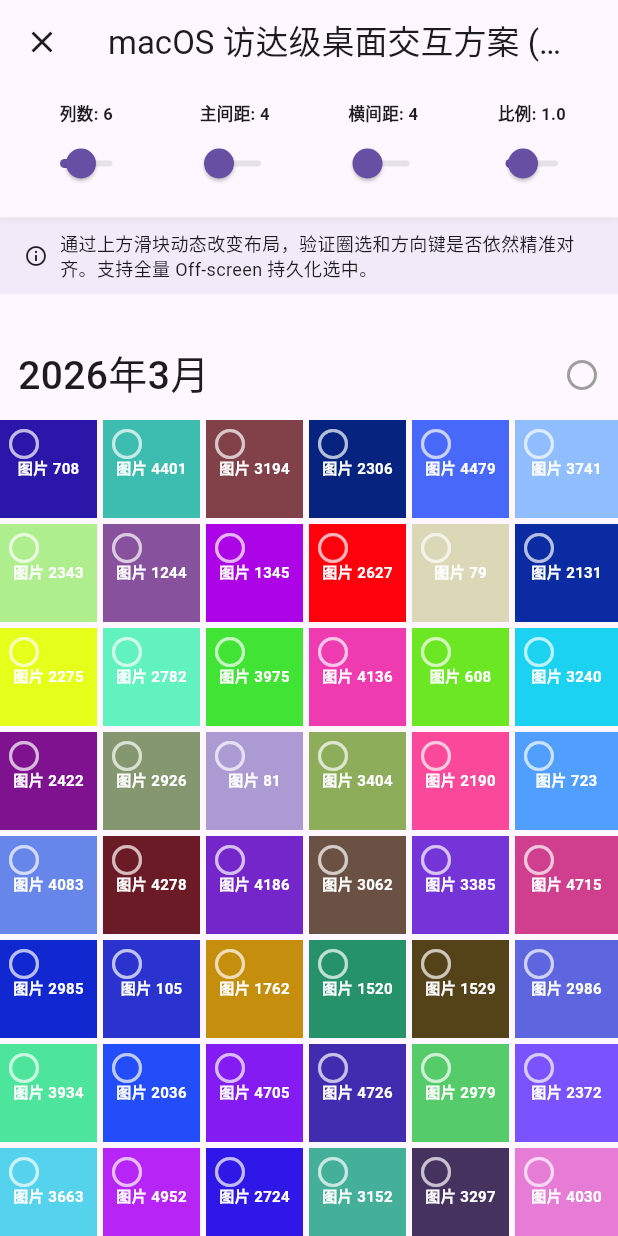
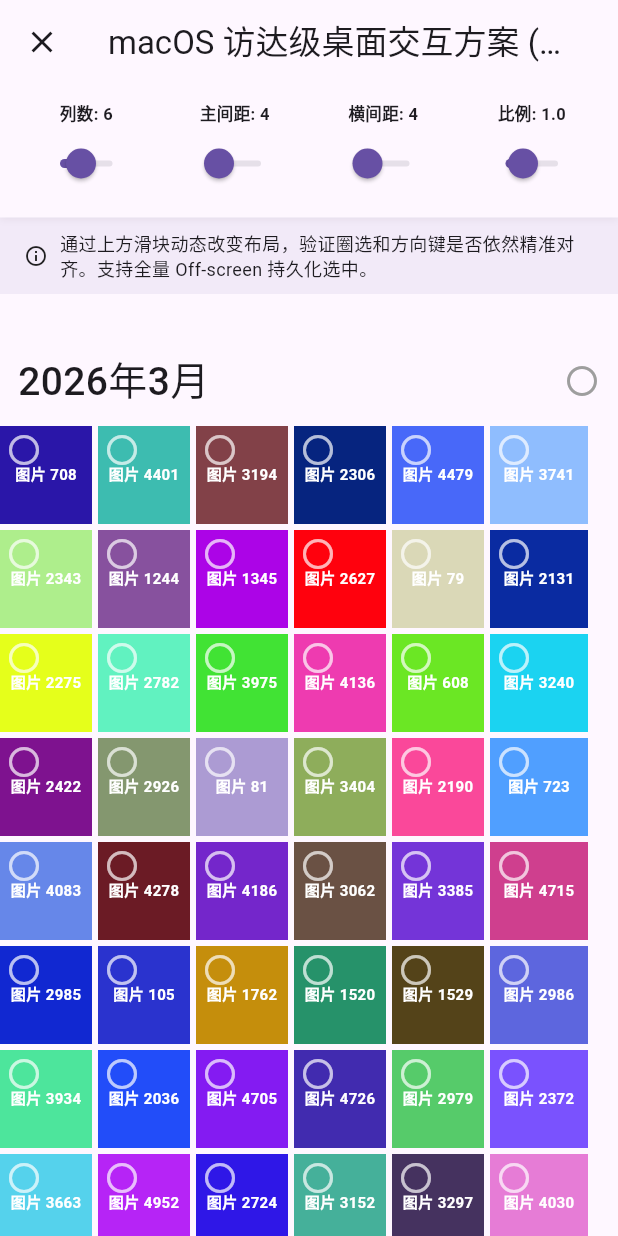
Before and after one commit to lurongshuang/immich_file_list, a Flutter app: the screen it shows after launch, after a tap on "7. 桌面级 macOS 交互方案 (框选/键鼠/自动滚动)", on a phone screen of 412 x 824 dp. Run offline on Flutter 3.47's test engine with Material 3 defaults, Android fonts, the phone set to English and light mode, and no system bars; our stand-ins replace plugin_platform_interface, web.

Commit message:
宫格模式下横总间距有误问题修复

```diff
--- a/example/lib/pages/desktop_macos_page.dart
+++ b/example/lib/pages/desktop_macos_page.dart
@@ -12,7 +12,10 @@ class DesktopMacOSExample extends StatefulWidget {
 }
 
 class _DesktopMacOSExampleState extends State<DesktopMacOSExample> {
-  final List<DummyPhotoItem> _items = DummyDataFactory.generateDummyData(60, 5000);
+  final List<DummyPhotoItem> _items = DummyDataFactory.generateDummyData(
+    60,
+    5000,
+  );
 
   double _crossAxisCount = 6;
   double _mainAxisSpacing = 4.0;
@@ -34,21 +37,38 @@ class _DesktopMacOSExampleState extends State<DesktopMacOSExample> {
               decoration: BoxDecoration(
                 color: Theme.of(context).cardColor,
                 boxShadow: [
-                  BoxShadow(
-                    color: Colors.black.withAlpha(20),
-                    blurRadius: 4,
-                  ),
+                  BoxShadow(color: Colors.black.withAlpha(20), blurRadius: 4),
                 ],
               ),
               child: Row(
                 children: [
-                   _buildControl('列数: ${_crossAxisCount.toInt()}', (v) => setState(() => _crossAxisCount = v), 2, 12),
+                  _buildControl(
+                    '列数: ${_crossAxisCount.toInt()}',
+                    (v) => setState(() => _crossAxisCount = v),
+                    2,
+                    12,
+                  ),
                   const VerticalDivider(),
-                   _buildControl('主间距: ${_mainAxisSpacing.toInt()}', (v) => setState(() => _mainAxisSpacing = v), 0, 20),
+                  _buildControl(
+                    '主间距: ${_mainAxisSpacing.toInt()}',
+                    (v) => setState(() => _mainAxisSpacing = v),
+                    0,
+                    20,
+                  ),
                   const VerticalDivider(),
-                   _buildControl('横间距: ${_crossAxisSpacing.toInt()}', (v) => setState(() => _crossAxisSpacing = v), 0, 20),
+                  _buildControl(
+                    '横间距: ${_crossAxisSpacing.toInt()}',
+                    (v) => setState(() => _crossAxisSpacing = v),
+                    0,
+                    20,
+                  ),
                   const VerticalDivider(),
-                   _buildControl('比例: ${_aspectRatio.toStringAsFixed(1)}', (v) => setState(() => _aspectRatio = v), 0.5, 2.0),
+                  _buildControl(
+                    '比例: ${_aspectRatio.toStringAsFixed(1)}',
+                    (v) => setState(() => _aspectRatio = v),
+                    0.5,
+                    2.0,
+                  ),
                 ],
               ),
             ),
@@ -79,9 +99,12 @@ class _DesktopMacOSExampleState extends State<DesktopMacOSExample> {
                 showScrubber: true,
                 selectionController: controller,
                 onTap: (item) => handleTap(context, item, controller),
-                onDoubleTap: (item) => handleDoubleTap(context, item, controller),
-                onLongPress: (item) => handleLongPress(context, item, controller),
-                onSecondaryTap: (item, pos) => handleSecondaryTap(context, item, pos),
+                onDoubleTap: (item) =>
+                    handleDoubleTap(context, item, controller),
+                onLongPress: (item) =>
+                    handleLongPress(context, item, controller),
+                onSecondaryTap: (item, pos) =>
+                    handleSecondaryTap(context, item, pos),
                 // 自定义滑块样式：现代简约圆形
                 scrubberThumbBuilder: (context, offset, isDragging) {
                   return AnimatedContainer(
@@ -94,13 +117,17 @@ class _DesktopMacOSExampleState extends State<DesktopMacOSExample> {
                           ? Theme.of(context).primaryColor
                           : Colors.grey.withAlpha(150),
                       borderRadius: BorderRadius.circular(10),
-                      boxShadow: isDragging ? [
+                      boxShadow: isDragging
+                          ? [
                               BoxShadow(
-                          color: Theme.of(context).primaryColor.withAlpha(100),
+                                color: Theme.of(
+                                  context,
+                                ).primaryColor.withAlpha(100),
                                 blurRadius: 8,
                                 spreadRadius: 2,
-                        )
-                      ] : [],
+                              ),
+                            ]
+                          : [],
                     ),
                   );
                 },
@@ -108,7 +135,10 @@ class _DesktopMacOSExampleState extends State<DesktopMacOSExample> {
                 scrubberLabelBuilder: (context, label, isDragging) {
                   return Container(
                     margin: const EdgeInsets.only(right: 16),
-                    padding: const EdgeInsets.symmetric(horizontal: 12, vertical: 6),
+                    padding: const EdgeInsets.symmetric(
+                      horizontal: 12,
+                      vertical: 6,
+                    ),
                     decoration: BoxDecoration(
                       color: Theme.of(context).primaryColor.withAlpha(220),
                       borderRadius: BorderRadius.circular(8),
@@ -139,22 +169,27 @@ class _DesktopMacOSExampleState extends State<DesktopMacOSExample> {
     );
   }
 
-  Widget _buildControl(String label, ValueChanged<double> onChanged, double min, double max) {
+  Widget _buildControl(
+    String label,
+    ValueChanged<double> onChanged,
+    double min,
+    double max,
+  ) {
     final double currentValue = label.contains('列')
         ? _crossAxisCount
-        : (label.contains('主间') ? _mainAxisSpacing : (label.contains('横间') ? _crossAxisSpacing : _aspectRatio));
+        : (label.contains('主间')
+              ? _mainAxisSpacing
+              : (label.contains('横间') ? _crossAxisSpacing : _aspectRatio));
 
     return Expanded(
       child: Column(
         mainAxisSize: MainAxisSize.min,
         children: [
-           Text(label, style: const TextStyle(fontSize: 11, fontWeight: FontWeight.bold)),
-           Slider(
-             value: currentValue,
-             min: min,
-             max: max,
-             onChanged: onChanged,
+          Text(
+            label,
+            style: const TextStyle(fontSize: 11, fontWeight: FontWeight.bold),
           ),
+          Slider(value: currentValue, min: min, max: max, onChanged: onChanged),
         ],
       ),
     );
--- a/lib/photo_grid/core/photo_grid_segment.dart
+++ b/lib/photo_grid/core/photo_grid_segment.dart
@@ -199,9 +199,9 @@ class FixedSegmentBuilder {
           break;
       }
 
-      final currentHeaderExtent = _calculateHeaderExtent(timelineHeader);
+      final currentHeaderExtent = _calculateHeaderExtent(timelineHeader) + (i == 0 ? mainAxisSpacing : 0);
       final segmentStartOffset = startOffset;
-      startOffset += currentHeaderExtent + (tileHeight * numberOfRows) + mainAxisSpacing * (numberOfRows - 1);
+      startOffset += currentHeaderExtent + (tileHeight * numberOfRows) + mainAxisSpacing * (numberOfRows + 1);
       final segmentEndOffset = startOffset;
 
       segments.add(
--- a/lib/photo_grid/widgets/photo_grid_view.dart
+++ b/lib/photo_grid/widgets/photo_grid_view.dart
@@ -674,50 +674,6 @@ class _AssetRow extends StatelessWidget {
 
   @override
   Widget build(BuildContext context) {
-    // 列表模式或者单项行优化：强制填满宽度以避免渲染细缝
-    if (crossAxisCount == 1 && items.length == 1) {
-      final item = items.first;
-      return PhotoGridItemIndexWrapper(
-        offset: absoluteOffset,
-        child: SizedBox(
-          width: double.infinity,
-          height: height,
-          child: _buildItemContent(context, item, absoluteOffset),
-        ),
-      );
-    }
-
-    // 满行优化：使用 Expanded 动态平分宽度，彻底解决 sub-pixel 留白问题
-    if (items.length == crossAxisCount) {
-      return Row(
-        children: items.asMap().entries.map((entry) {
-          final index = entry.key;
-          final item = entry.value;
-          final last = index + 1 == crossAxisCount;
-          final offsetIndex = absoluteOffset + index;
-
-          return Expanded(
-            child: PhotoGridItemIndexWrapper(
-              offset: offsetIndex,
-              child: SizedBox(
-                height: height,
-                child: Container(
-                  margin: EdgeInsets.only(right: last ? 0.0 : crossAxisSpacing),
-                  child: selectionController != null
-                      ? AnimatedBuilder(
-                          animation: selectionController!,
-                          builder: (context, _) => _buildItemContent(context, item, offsetIndex),
-                        )
-                      : _buildItemContent(context, item, offsetIndex),
-                ),
-              ),
-            ),
-          );
-        }).toList(),
-      );
-    }
-
-    // 不满行（通常是 Bucket 的最后一行）：保持原有的固定宽度计算，遵循 GridView 靠左对齐逻辑
     return Row(
       children: items.asMap().entries.map((entry) {
         final index = entry.key;
```
Also changed, not shown: 1 other file. Lines whose indentation alone changed are shown as unchanged.
